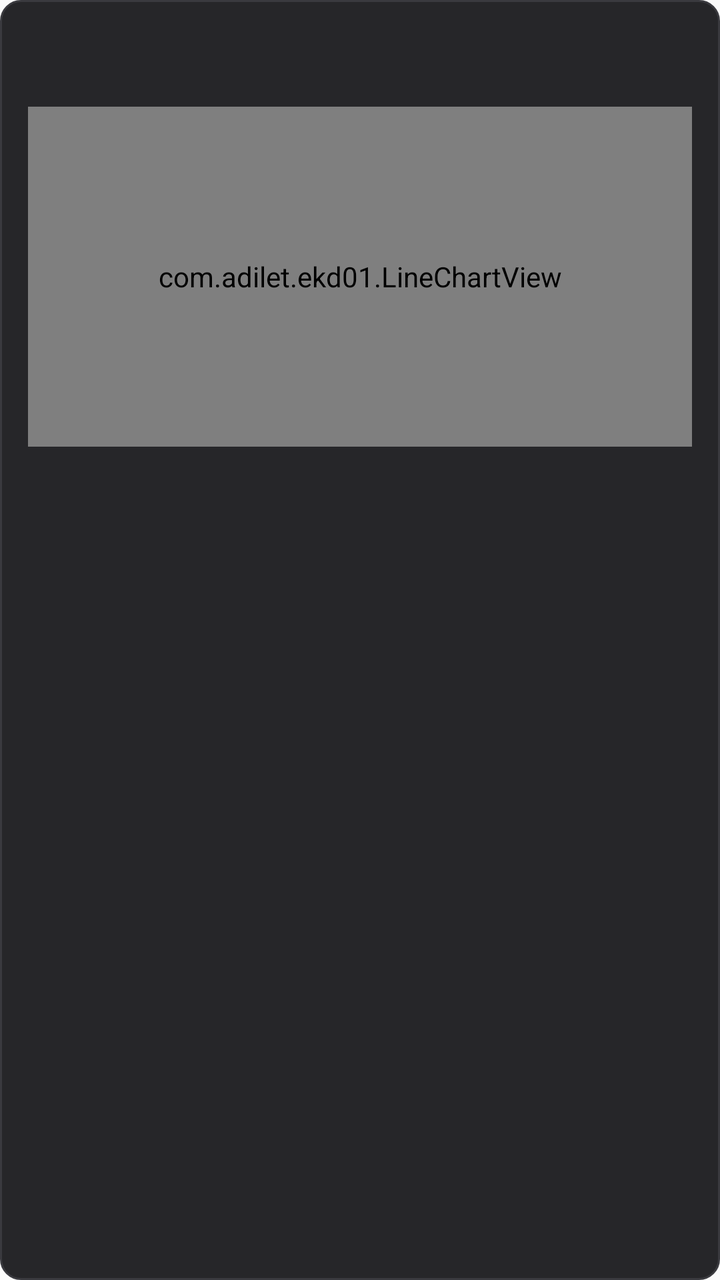
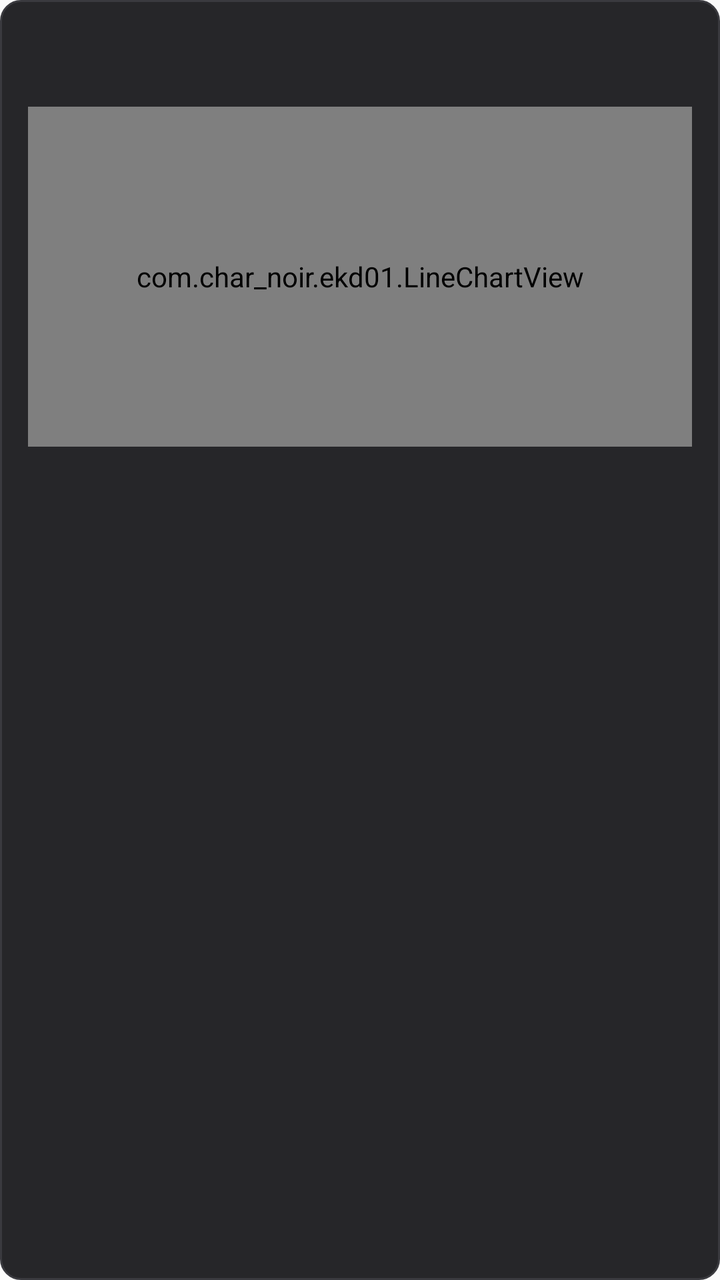

Two renders of the same Android screen: before a commit and after it. Below are the layout's source before the change and the commit's diff.
<!-- AndroidManifest.xml: application theme Theme.AppCompat.DayNight.NoActionBar -->
<!-- res/layout/item_chart.xml -->
<?xml version="1.0" encoding="utf-8"?>
<LinearLayout xmlns:android="http://schemas.android.com/apk/res/android"
    style="@style/CardContainer">

    <TextView android:id="@+id/chartTitle" style="@style/CardTitle" android:paddingBottom="0dp" />
    <TextView android:id="@+id/chartRange" style="@style/HintText" android:paddingBottom="6dp" />
    <com.adilet.ekd01.LineChartView
        android:id="@+id/chartView"
        android:layout_width="match_parent"
        android:layout_height="170dp" />
</LinearLayout>
<!-- resources referenced by this layout -->
<resources>
  <style name="CardContainer">
          <item name="android:orientation">vertical</item>
          <item name="android:background">@drawable/card_bg</item>
          <item name="android:paddingStart">14dp</item>
          <item name="android:paddingEnd">14dp</item>
          <item name="android:paddingTop">12dp</item>
          <item name="android:paddingBottom">12dp</item>
          <item name="android:layout_marginBottom">10dp</item>
          <item name="android:layout_width">match_parent</item>
          <item name="android:layout_height">wrap_content</item>
      </style>
  <style name="CardTitle">
          <item name="android:layout_width">wrap_content</item>
          <item name="android:layout_height">wrap_content</item>
          <item name="android:textColor">@color/accent_text</item>
          <item name="android:textSize">14sp</item>
          <item name="android:textStyle">bold</item>
          <item name="android:paddingBottom">6dp</item>
      </style>
  <style name="HintText">
          <item name="android:layout_width">wrap_content</item>
          <item name="android:layout_height">wrap_content</item>
          <item name="android:textColor">@color/text_hint</item>
          <item name="android:textSize">12sp</item>
      </style>
  <!-- drawable card_bg (drawable) -->
  <?xml version="1.0" encoding="utf-8"?>
  <shape xmlns:android="http://schemas.android.com/apk/res/android" android:shape="rectangle">
      <solid android:color="@color/card_bg" />
      <corners android:radius="10dp" />
      <stroke android:width="1dp" android:color="@color/card_border" />
  </shape>
  <color name="accent_text">#FFE3E3E6</color>
  <color name="text_hint">#FF9A9A9F</color>
  <color name="card_bg">#FF262629</color>
  <color name="card_border">#FF3A3A3F</color>
</resources>

<!-- the commit's change to res/layout/item_chart.xml (unified diff, before → after) -->
@@ -4,7 +4,7 @@
 
     <TextView android:id="@+id/chartTitle" style="@style/CardTitle" android:paddingBottom="0dp" />
     <TextView android:id="@+id/chartRange" style="@style/HintText" android:paddingBottom="6dp" />
-    <com.adilet.ekd01.LineChartView
+    <com.char_noir.ekd01.LineChartView
         android:id="@+id/chartView"
         android:layout_width="match_parent"
         android:layout_height="170dp" />
